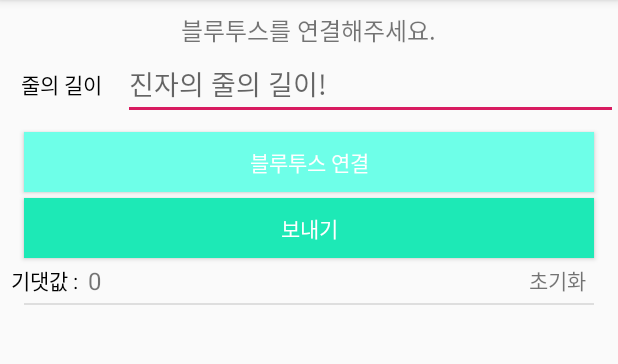
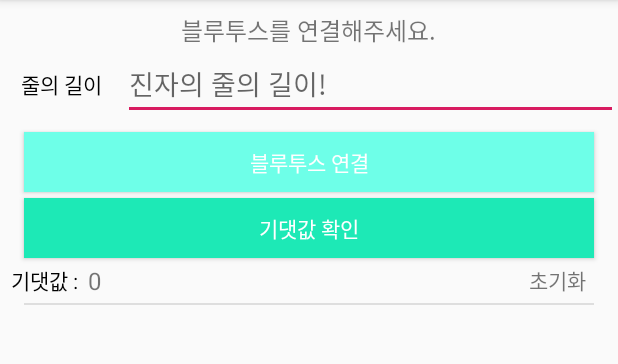
Before and after one commit to gds04070/ArduinoTest2, an Android app: the screen it shows after launch (MainActivity), on a phone screen of 412 x 824 dp, the part 84-448 px from its top. Run offline under Robolectric (Android 15) with nearby library versions, the phone set to English and light mode, and no system bars; libraries missing offline, so code that uses them is left out: app.akexorcist.bluetotohspp; 4 statements that could not run were skipped.

```diff
--- a/app/src/main/java/com/sopt/arduinotest2/MainActivity.kt
+++ b/app/src/main/java/com/sopt/arduinotest2/MainActivity.kt
@@ -17,6 +17,7 @@ import com.sopt.arduinotest2.adapter.ChartDataRecyclerViewAdapter
 import com.sopt.arduinotest2.db.ChartData
 import kotlinx.android.synthetic.main.activity_main.*
 import org.jetbrains.anko.toast
+import org.jetbrains.anko.tvInputManager
 import java.lang.IndexOutOfBoundsException
 
 class MainActivity : AppCompatActivity() {
@@ -26,6 +27,7 @@ class MainActivity : AppCompatActivity() {
     }
 
     var n : Int = 1
+
 
     lateinit var ChartDataRecyclerViewAdapter : ChartDataRecyclerViewAdapter
 
@@ -49,6 +51,8 @@ class MainActivity : AppCompatActivity() {
 
         setOnBtnClickListener()
 
+
+
         if(!bt.isBluetoothAvailable){
             Toast.makeText(applicationContext, "Bluetooth is not available", Toast.LENGTH_SHORT).show()
         }
@@ -56,6 +60,7 @@ class MainActivity : AppCompatActivity() {
         onBluetooth()
 
     }
+
 
     //블루투스
     private fun onBluetooth(){
@@ -244,6 +249,7 @@ class MainActivity : AppCompatActivity() {
     //버튼 클릭리스너
     private fun setOnBtnClickListener(){
         removeItem()
+        CalculateExpValue()
     }
 
 
@@ -260,5 +266,20 @@ class MainActivity : AppCompatActivity() {
 
     }
 
+    private fun CalculateExpValue() {
+        bt_main_Calculate.setOnClickListener {
+            var Length : String = et_main_lineLength.text.toString()
+            var g : Double = 9.8
+            if(Length.isNotEmpty()){
+                if(Length.toDouble() > 0.0){
 
+                    var expectValue = 2*Math.PI*Math.sqrt(Length.toDouble()/g)
+                    tv_main_expectValue.setText(expectValue.toString())
+
+                }else{
+                    tv_main_receiveText.setText("유효한 줄의 길이가 아닙니다")
+                }
+            }
+        }
+    }
 }
--- a/app/src/main/res/layout/activity_main.xml
+++ b/app/src/main/res/layout/activity_main.xml
@@ -43,6 +43,7 @@
                                 <EditText
                                         android:id="@+id/et_main_lineLength"
                                         android:hint="진자의 줄의 길이!"
+
                                         android:layout_weight="4"
                                         android:layout_width="0dp"
                                         android:layout_height="match_parent"/>
@@ -59,7 +60,7 @@
                                 android:layout_marginHorizontal="16dp"/>
                         <Button
                                 android:id="@+id/btn_main_btSend"
-                                android:text="보내기"
+                                android:text="기댓값 확인"
                                 android:layout_width="match_parent"
                                 android:layout_height="40dp"
                                 android:textColor="#FFFFFF"
@@ -74,6 +75,7 @@
                                android:layout_height="wrap_content">
                            <TextView
                                    android:layout_weight="1"
+                                   android:id="@+id/bt_main_Calculate"
                                    android:text="기댓값 :"
                                    android:textColor="#000000"
                                    android:gravity="center"
```
